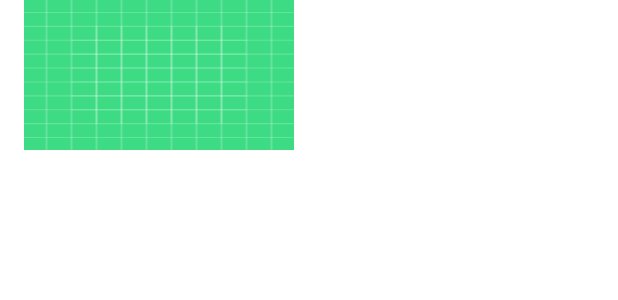
After one commit to maivietson/CAVProject, an Android app: the layout cat_recycler_row_items.xml on its own in the app's theme, with its tools: preview values and no code run, on a phone screen of 412 x 824 dp. The commit adds this screen. Shown: the top 300 px of the screen. Run offline under Robolectric (Android 15) with nearby library versions, the phone set to English and light mode, and no system bars; Roboto replaces fonts that are not available here.

Commit message:
*[son.mv][Android]: Implament category recycler

```diff
--- /dev/null
+++ b/app/src/main/res/layout/cat_recycler_row_items.xml
@@ -0,0 +1,22 @@
+<?xml version="1.0" encoding="utf-8"?>
+<androidx.constraintlayout.widget.ConstraintLayout
+    xmlns:android="http://schemas.android.com/apk/res/android"
+    xmlns:app="http://schemas.android.com/apk/res-auto"
+    xmlns:tools="http://schemas.android.com/tools"
+    android:layout_width="wrap_content"
+    android:layout_height="wrap_content"
+    android:layout_marginStart="16dp">
+
+    <ImageView
+        android:id="@+id/item_image"
+        android:layout_width="180dp"
+        android:layout_height="100dp"
+        android:scaleType="fitXY"
+        app:layout_constraintBottom_toBottomOf="parent"
+        app:layout_constraintEnd_toEndOf="parent"
+        app:layout_constraintHorizontal_bias="0.0"
+        app:layout_constraintStart_toStartOf="parent"
+        app:layout_constraintTop_toTopOf="parent"
+        app:layout_constraintVertical_bias="0.0"
+        app:srcCompat="@drawable/ic_launcher_background" />
+</androidx.constraintlayout.widget.ConstraintLayout>
```
Also changed, not shown: app/src/main/java/com/schickenon/cavproject/MainActivity.java (+47 -0 lines), app/src/main/java/com/schickenon/cavproject/adapter/ItemRecyclerAdapter.java (added, +54 -0 lines), app/src/main/java/com/schickenon/cavproject/adapter/MainRecyclerAdapter.java (+11 -0 lines), app/src/main/java/com/schickenon/cavproject/model/AllCategory.java (+52 -3 lines), app/src/main/java/com/schickenon/cavproject/model/CategoryItem.java (added, +51 -0 lines), app/src/main/res/layout/main_recycler_row_item.xml (+9 -2 lines).
